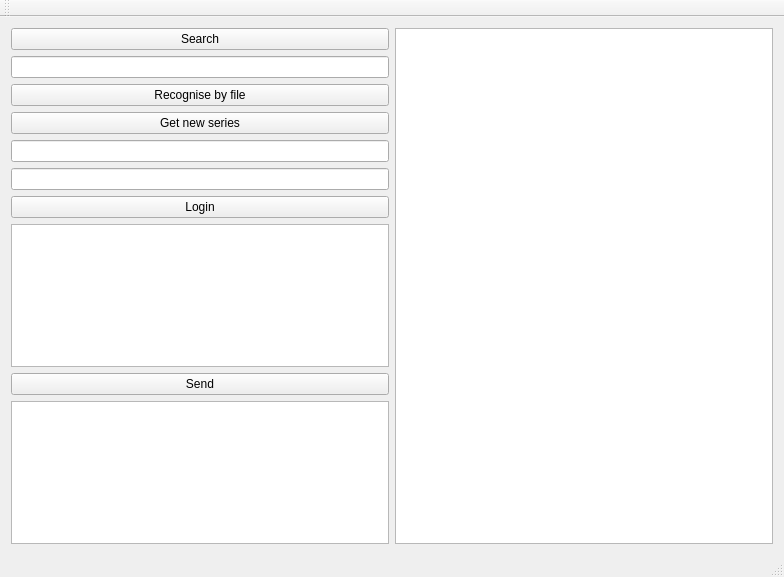
Above: mainwindow.ui from Anestesia/qShows before the change. Below: the same form after it.
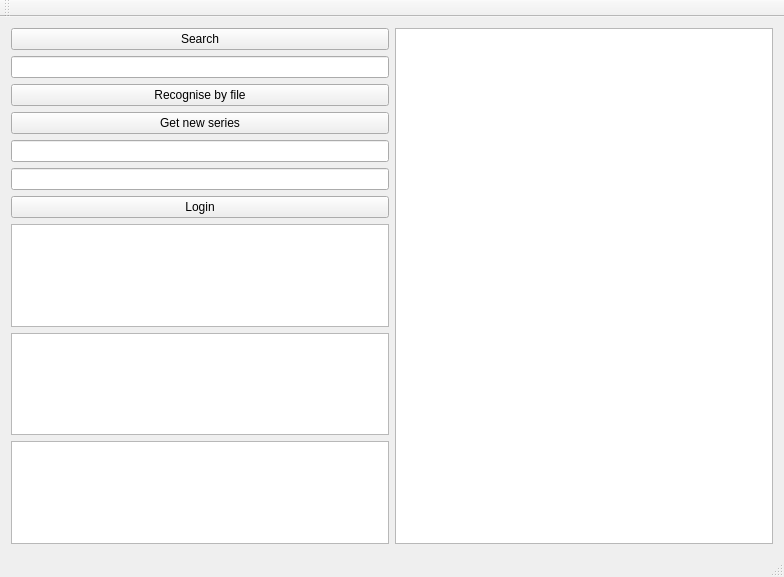
That is the form after the change.

```diff
--- a/mainwindow.ui
+++ b/mainwindow.ui
@@ -19,9 +19,6 @@
      <layout class="QHBoxLayout" name="horizontalLayout">
       <item>
        <layout class="QVBoxLayout" name="verticalLayout">
-        <property name="sizeConstraint">
-         <enum>QLayout::SetDefaultConstraint</enum>
-        </property>
         <item>
          <widget class="QPushButton" name="pushButton">
           <property name="enabled">
@@ -70,11 +67,7 @@
          </widget>
         </item>
         <item>
-         <widget class="QPushButton" name="pushButton_5">
-          <property name="text">
-           <string>Send</string>
-          </property>
-         </widget>
+         <widget class="QTableWidget" name="tableWidget_3"/>
         </item>
         <item>
          <widget class="QTableWidget" name="tableWidget_2"/>
```
Left out of the diff: 9 changed lines with no effect on the pictures.
